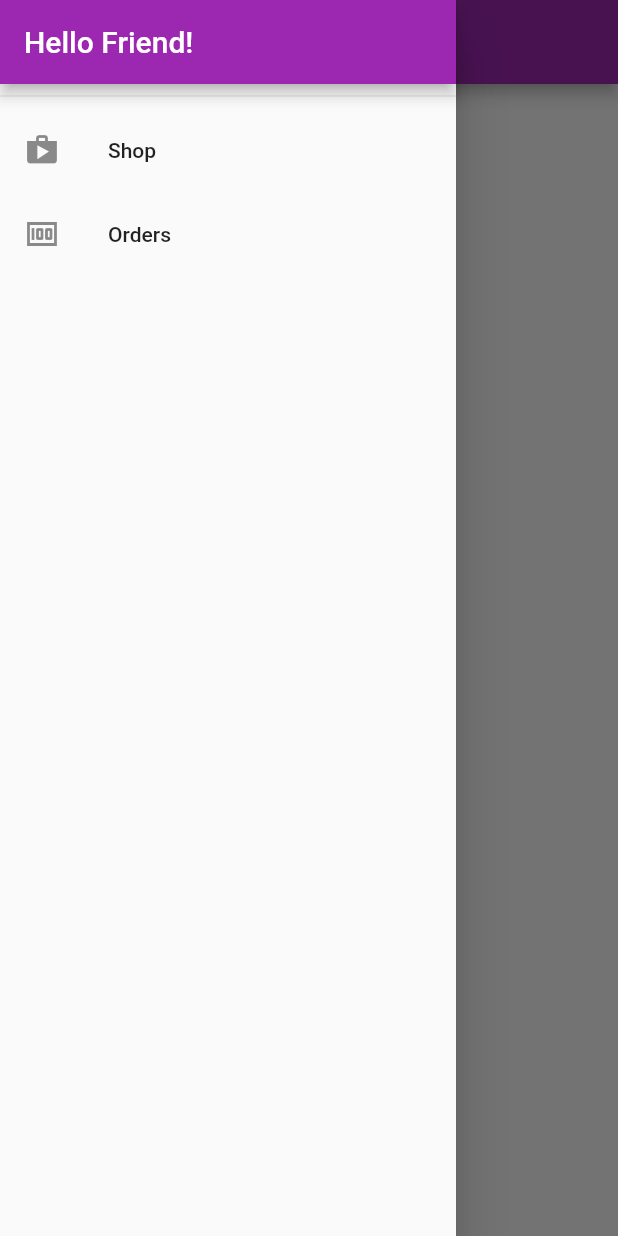
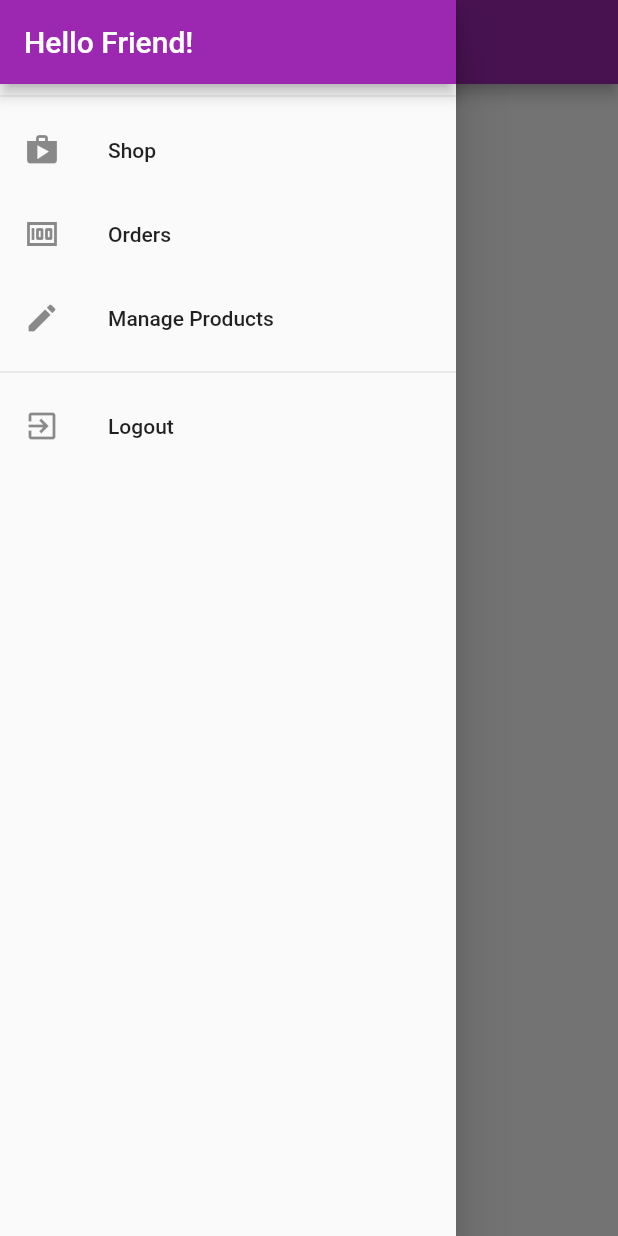
Before and after one commit to mfu2002/flutter_shop, a Flutter app: the OrdersScreen screen opened by its route, with the side drawer open, on a phone screen of 412 x 824 dp. Run offline on Flutter 3.47's test engine with Material 2 defaults, Android fonts, the phone set to English and light mode, and no system bars; network calls fail; Roboto replaces fonts that are missing (Lato,).

```diff
--- a/lib/widgets/app_drawer.dart
+++ b/lib/widgets/app_drawer.dart
@@ -1,5 +1,9 @@
 import 'package:flutter/material.dart';
+import 'package:flutter_shop/helpers/custom_route.dart';
+import 'package:flutter_shop/providers/auth_provider.dart';
 import 'package:flutter_shop/screens/orders_screen.dart';
+import 'package:flutter_shop/screens/user_products_screen.dart';
+import 'package:provider/provider.dart';
 
 class AppDrawer extends StatelessWidget {
   const AppDrawer({Key key}) : super(key: key);
@@ -25,6 +29,21 @@ class AppDrawer extends StatelessWidget {
             onTap: () => Navigator.of(context)
                 .pushReplacementNamed(OrdersScreen.routeName),
           ),
+          ListTile(
+            leading: const Icon(Icons.edit),
+            title: const Text('Manage Products'),
+            onTap: () => Navigator.of(context)
+                .pushReplacementNamed(UserProductsScreen.routeName),
+          ),
+          const Divider(),
+          ListTile(
+              leading: const Icon(Icons.exit_to_app),
+              title: const Text('Logout'),
+              onTap: () {
+                Navigator.of(context).pop();
+                Navigator.of(context).pushReplacementNamed('/');
+                Provider.of<AuthProvider>(context, listen: false).signout();
+              }),
         ],
       ),
     );
```
